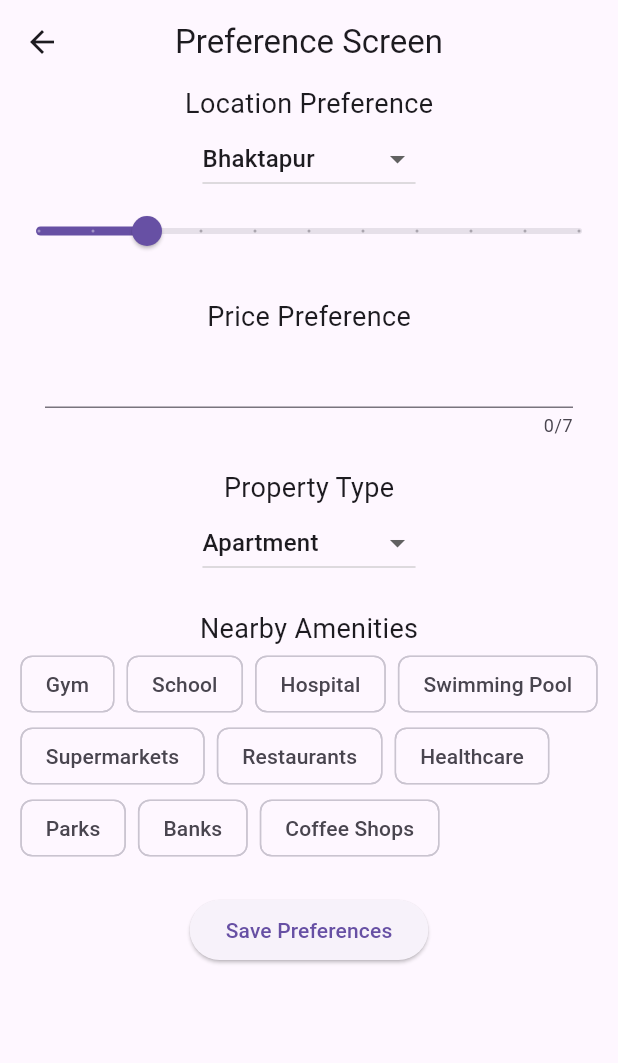
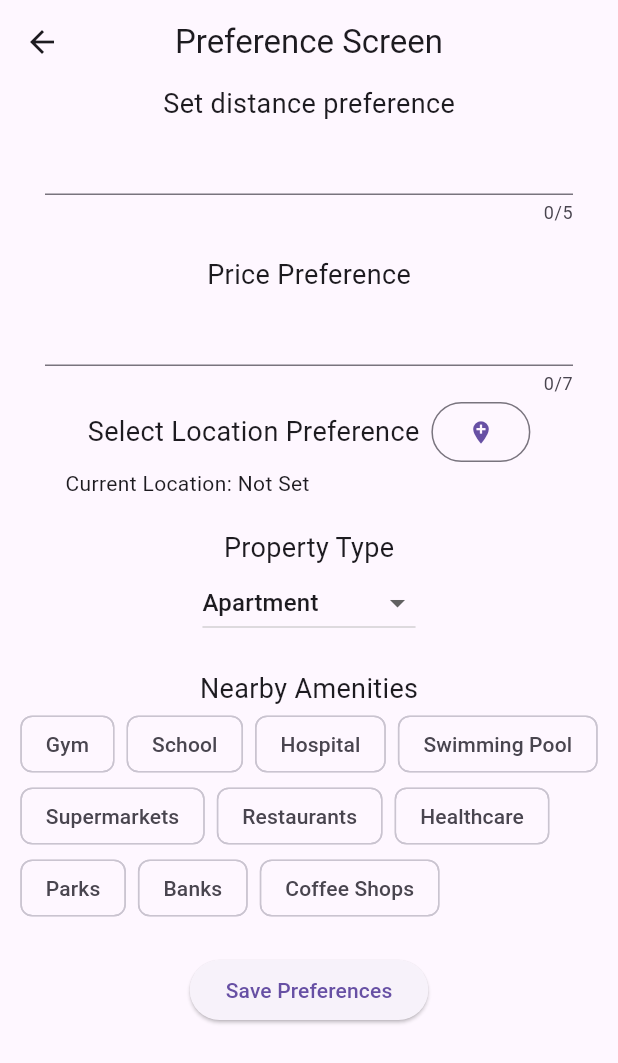
Before and after one commit to shrestharukesh1213/gharsathi, a Flutter app: the Tenantprofilescreen screen opened by its route, after a tap on "Edit Preferences", on a phone screen of 412 x 824 dp. Shown: the top 1063 px of the screen. Run offline on Flutter 3.47's test engine with Material 3 defaults, Android fonts, the phone set to English and light mode, and no system bars; our stand-ins replace cached_network_image, carousel_slider, cloud_firestore, country_picker, email_validator, firebase_auth and 10 more; accounts and stored records are empty; network calls fail.

Commit message:
Changes: Changed Tenant Preference Screen, Added Haversine Algorithm for distance calculation between user and property, Updated recommendation system to user Haversine.

```diff
--- a/lib/main.dart
+++ b/lib/main.dart
@@ -8,7 +8,6 @@ import 'package:gharsathi/screens/LandlordHomeScreen.dart';
 import 'package:gharsathi/screens/LandlordPostsScreen.dart';
 import 'package:gharsathi/screens/LandlordProfileScreen.dart';
 import 'package:gharsathi/screens/LandlordRoomDetails.dart';
-import 'package:gharsathi/screens/landlordLocationSelectScreen.dart';
 import 'package:gharsathi/screens/tenantLocationSelectScreen.dart';
 import 'package:gharsathi/screens/LoginScreen.dart';
 import 'package:gharsathi/screens/RegisterScreen.dart';
@@ -62,7 +61,6 @@ class MyApp extends StatelessWidget {
           '/landlordposts': (context) => Landlordpostsscreen(),
           '/landlordroomdetails': (context) => Landlordroomdetails(),
           '/changepass': (context) => Changepasswordscreen(),
-          '/tenantLocationSelect': (context) => TenantLocationSelectScreen(),
           '/editprofile': (context) => EditProfileScreen(),
         },
       ),
--- a/lib/screens/TenantPreferenceScreen.dart
+++ b/lib/screens/TenantPreferenceScreen.dart
@@ -1,7 +1,9 @@
+import 'package:cloud_firestore/cloud_firestore.dart';
 import 'package:firebase_auth/firebase_auth.dart';
 import 'package:flutter/foundation.dart';
 import 'package:flutter/material.dart';
 import 'package:gharsathi/model/Preferences.dart';
+import 'package:gharsathi/screens/tenantLocationSelectScreen.dart';
 import 'package:gharsathi/services/PreferenceServices.dart';
 import 'package:gharsathi/utils/utils.dart';
 
@@ -15,18 +17,13 @@ class Tenantpreferencescreen extends StatefulWidget {
 class _TenantpreferencescreenState extends State<Tenantpreferencescreen> {
   User? user = FirebaseAuth.instance.currentUser;
   bool _isLoading = true;
-  //dropdownmenu for location
-  String dropdownLocationValue = "Bhaktapur";
-  // String? _location;
-  // final List<String> _location = [
-  //   'Bhaktapur',
-  //   'Kathmandu',
-  //   'Lalitpur',
-  //   'Kritipur'
-  // ];
+
+  String address = 'Not Set';
+  late double latitude;
+  late double longitude;
+  User? currentUser = FirebaseAuth.instance.currentUser;
 
   //location silder
-  double _currentSliderValue = 20;
 
   double price = 5000;
 
@@ -70,7 +67,6 @@ class _TenantpreferencescreenState extends State<Tenantpreferencescreen> {
   }
 
   void _initializeDefaultValues() {
-    dropdownLocationValue = "Bhaktapur";
     price = 5000;
     dropdownPropertyValue = "Apartment";
   }
@@ -80,14 +76,15 @@ class _TenantpreferencescreenState extends State<Tenantpreferencescreen> {
       _isLoading = false;
     });
     try {
-      User? currentUser = FirebaseAuth.instance.currentUser;
       PreferenceServices preferenceServices = PreferenceServices();
       if (currentUser != null) {
         Preferences? preferences = await preferenceServices.getPreferences();
         if (preferences != null) {
           setState(() {
-            // dropdownLocationValue = preferences.location ?? "Bhaktapur";
-
+            address = preferences.location!['address'] ?? '';
+            latitude = preferences.location!['latitude'] ?? 0.0;
+            longitude = preferences.location!['longitude'] ?? 0.0;
+            distanceController.text = preferences.distance.toString();
             priceController.text = preferences.price.toString();
             dropdownPropertyValue = preferences.propertyType ?? "Apartment";
 
@@ -108,7 +105,38 @@ class _TenantpreferencescreenState extends State<Tenantpreferencescreen> {
     }
   }
 
+  Future<void> updateUserPrefsLocation(
+      String userId, String address, double latitude, double longitude) async {
+    try {
+      if (currentUser != null) {
+        DocumentReference userPrefDoc =
+            FirebaseFirestore.instance.collection('userPreference').doc(userId);
+
+        DocumentSnapshot snapshot = await userPrefDoc.get();
+        if (snapshot.exists) {
+          await userPrefDoc.update({
+            "location": {
+              "address": address,
+              "latitude": latitude,
+              "longitude": longitude,
+            },
+          });
+          setState(() {
+            address = snapshot['location']['address'];
+          });
+        }
+      }
+    } catch (e) {
+      if (kDebugMode) {
+        print(e);
+      }
+      ScaffoldMessenger.of(context).showSnackBar(
+          SnackBar(content: Text("Failed updating location: $e")));
+    }
+  }
+
   TextEditingController priceController = TextEditingController();
+  TextEditingController distanceController = TextEditingController();
 
   @override
   Widget build(BuildContext context) {
@@ -121,34 +149,34 @@ class _TenantpreferencescreenState extends State<Tenantpreferencescreen> {
         child: Column(
           mainAxisAlignment: MainAxisAlignment.start,
           children: [
-            const Text('Location Preference', style: TextStyle(fontSize: 18)),
-            DropdownButton(
-              hint: const Text('Select an option'),
-              items: const [
-                DropdownMenuItem(child: Text("Bhaktapur"), value: "Bhaktapur"),
-                DropdownMenuItem(child: Text("Kathmandu"), value: "Kathmandu"),
-                DropdownMenuItem(child: Text("Lalitpur"), value: "Lalitpur"),
-                DropdownMenuItem(child: Text("Kritipur"), value: "Kritipur"),
-              ],
-              onChanged: (String? newValue) {
-                setState(() {
-                  dropdownLocationValue = newValue!;
-                });
-              },
-              value: dropdownLocationValue,
+            // DropdownButton(
+            //   hint: const Text('Select an option'),
+            //   items: const [
+            //     DropdownMenuItem(child: Text("Bhaktapur"), value: "Bhaktapur"),
+            //     DropdownMenuItem(child: Text("Kathmandu"), value: "Kathmandu"),
+            //     DropdownMenuItem(child: Text("Lalitpur"), value: "Lalitpur"),
+            //     DropdownMenuItem(child: Text("Kritipur"), value: "Kritipur"),
+            //   ],
+            //   onChanged: (String? newValue) {
+            //     setState(() {
+            //       dropdownLocationValue = newValue!;
+            //     });
+            //   },
+            //   value: dropdownLocationValue,
+            // ),
+            const Text(
+              "Set distance preference",
+              style: TextStyle(fontSize: 18),
             ),
-            Slider(
-              value: _currentSliderValue,
-              min: 0,
-              max: 100,
-              divisions: 10,
-              label: _currentSliderValue.round().toString(),
-              onChanged: (double value) {
-                setState(() {
-                  _currentSliderValue = value;
-                });
-              },
+            Padding(
+              padding: const EdgeInsets.only(left: 30, right: 30),
+              child: TextFormField(
+                keyboardType: TextInputType.number,
+                controller: distanceController,
+                maxLength: 5,
+              ),
             ),
+
             const SizedBox(height: 20),
             const Center(
                 child:
@@ -161,6 +189,43 @@ class _TenantpreferencescreenState extends State<Tenantpreferencescreen> {
                 maxLength: 7,
               ),
             ),
+
+            Row(
+              mainAxisAlignment: MainAxisAlignment.center,
+              children: [
+                const Text('Select Location Preference',
+                    style: TextStyle(fontSize: 18)),
+                Padding(
+                  padding: const EdgeInsets.only(left: 8.0),
+                  child: OutlinedButton(
+                    child: Icon(
+                      Icons.add_location,
+                    ),
+                    onPressed: () async {
+                      final Map<String, dynamic>? result = await Navigator.push(
+                          context,
+                          MaterialPageRoute(
+                              builder: (context) => TenantLocationSelectScreen(
+                                    navigationSource:
+                                        NavigationSource.userPreferences,
+                                  )));
+                      if (result != null && currentUser != null) {
+                        address = result['address'];
+                        latitude = result['latitude'];
+                        longitude = result['longitude'];
+                        if (kDebugMode) {
+                          print(result);
+                          print(address);
+                          print(latitude);
+                          print(longitude);
+                        }
+                      }
+                    },
+                  ),
+                ),
+              ],
+            ),
+            SizedBox(width: 325, child: Text("Current Location: $address")),
             const SizedBox(height: 20),
             const Text('Property Type', style: TextStyle(fontSize: 18)),
             DropdownButton(
@@ -219,8 +284,12 @@ class _TenantpreferencescreenState extends State<Tenantpreferencescreen> {
       Preferences preferences = Preferences(
         user: currentUser.displayName,
         uid: currentUser.uid,
-        // location: dropdownLocationValue,
-        distance: _currentSliderValue,
+        location: {
+          'address': address,
+          'latitude': latitude,
+          'longitude': longitude
+        },
+        distance: double.parse(distanceController.text),
         price: double.parse(priceController.text),
         propertyType: dropdownPropertyValue,
         amenities: selectedAmenities,
--- a/lib/services/PreferenceServices.dart
+++ b/lib/services/PreferenceServices.dart
@@ -31,7 +31,11 @@ class PreferenceServices {
           return Preferences(
             user: data['user'],
             uid: data['uid'],
-            location: data['location'],
+            location: {
+              'address': data['location']['address'],
+              'latitude': data['location']['latitude'],
+              'longitude': data['location']['location'],
+            },
             distance: data['distance'],
             price: data['price'].toDouble(),
             propertyType: data['propertyType'],
--- a/lib/services/recommendation_sys.dart
+++ b/lib/services/recommendation_sys.dart
@@ -1,5 +1,3 @@
-import 'dart:ffi';
-
 import 'package:cloud_firestore/cloud_firestore.dart';
 import 'package:flutter/foundation.dart';
 import 'package:gharsathi/model/Preferences.dart';
@@ -10,10 +8,10 @@ class RecommendationSys {
 
   // Weights for different features
   static const Map<String, double> featureWeights = {
-    'location': 0.3,
+    'location': 0.4,
     'price': 0.3,
-    'propertyType': 0.2,
-    'amenities': 0.2,
+    'propertyType': 0.15,
+    'amenities': 0.15,
   };
 
   Future<Preferences?> getUserPreferences(String? uid) async {
@@ -26,7 +24,13 @@ class RecommendationSys {
             userPreferencesSnapshot.data() as Map<String, dynamic>;
 
         return Preferences(
-          location: data['location'],
+          location: data['location'] is Map
+              ? {
+                  'address': data['location']['address'],
+                  'latitude': data['location']['latitude'],
+                  'longitude': data['location']['longitude'],
+                }
+              : null,
           distance: data['distance'],
           price: data['price'],
           propertyType: data['propertyType'],
@@ -34,7 +38,9 @@ class RecommendationSys {
         );
       }
     } catch (e) {
-      print(e.toString());
+      if (kDebugMode) {
+        print(e.toString());
+      }
     }
     return null;
   }
@@ -51,15 +57,29 @@ class RecommendationSys {
     if (userPreferences.location != null && property['location'] != null) {
       try {
         // Extract coordinates from location
-        double? userLatitude = userPreferences.location?['latitude'];
+        Map<String, dynamic> userLocation = userPreferences.location!;
+        Map<String, dynamic> propertyLocation = property['location'];
 
         // Ensure we have valid coordinate lists with at least 2 elements
-        // if (userCoordinates.length >= 2 && propertyCoordinates.length >= 2) {
-        //   double distance = await calculateDistance(
-        //       userCoordinates[0],
-        //       userCoordinates[1],
-        //       propertyCoordinates[0],
-        //       propertyCoordinates[1]);
+        if (userLocation['latitude'] != null &&
+            userLocation['longitude'] != null &&
+            propertyLocation['latitude'] != null &&
+            propertyLocation['longitude'] != null) {
+          //Send user and property coordinates to calculateDistance function and
+          //receive the distance between properties
+          double distance = await calculateDistance(
+              userLocation['latitude'],
+              userLocation['longitude'],
+              propertyLocation['latitude'],
+              propertyLocation['longitude']);
+
+          //Print latitudes and longitudes for debugging
+          // if (kDebugMode) {
+          //   print("user lat: ${userLocation['latitude']}");
+          //   print("user long: ${userLocation['longitude']}");
+          //   print("prop lat ${propertyLocation['latitude']}");
+          //   print("prop long ${propertyLocation['longitude']}");
+          // }
 
           // Set maximum distance threshold from user preferences
           double maxDistance = userPreferences.distance ?? 50.0;
@@ -69,8 +89,8 @@ class RecommendationSys {
           similarityScore += locationScore * featureWeights['location']!;
 
           if (kDebugMode) {
-            print('Distance: ${distance.toStringAsFixed(2)} km');
-            print('Location Score: ${locationScore.toStringAsFixed(2)}');
+            // print('Distance: ${distance.toStringAsFixed(2)} km');
+            // print('Location Score: ${locationScore.toStringAsFixed(2)}');
           }
         } else {
           // Handle incomplete location data
@@ -187,7 +207,7 @@ class RecommendationSys {
         math.pow(math.sin(dLon / 2), 2) * math.cos(lat1) * math.cos(lat2);
 
     double rad = 6371;
-    double value2 = math.asin(math.sqrt(value));
+    double value2 = 2 * math.asin(math.sqrt(value));
     double distance = rad * value2;
     return distance;
   }
```
Also changed, not shown: lib/screens/TenantProfileScreen.dart (+9 -1 lines), lib/screens/tenantLocationSelectScreen.dart (+21 -7 lines), lib/widgets/RoomCard.dart (+7 -5 lines).
